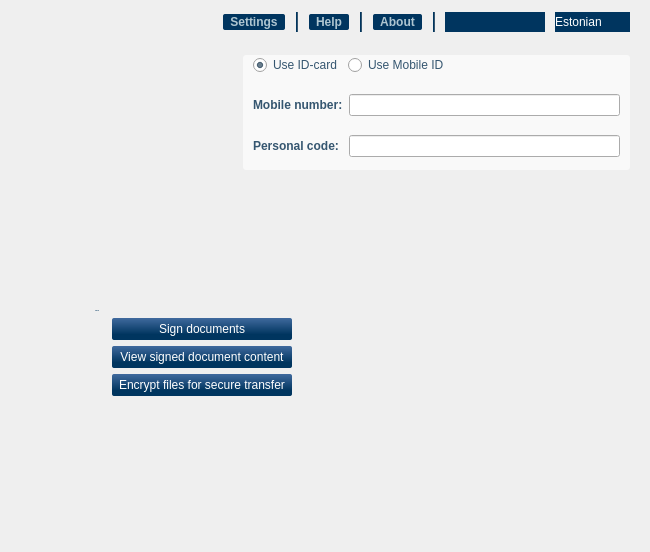
Above: client/ui/MainWindow.ui from open-eid/qdigidoc before the change. Below: the same form after it.
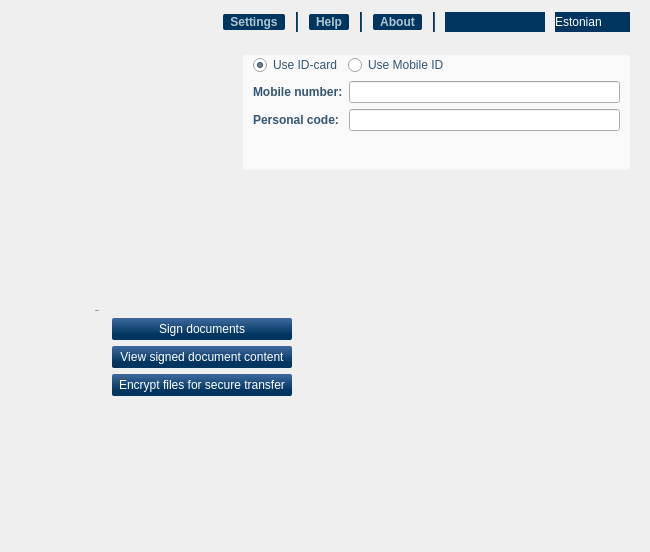
That is the form after the change. The open tabs and pages were chosen to show the change. Icons and pictures are not drawn. Custom widgets are drawn as their Qt base class.

Commit message:
update accessible info
Ticket: #8482

What changed in the file:
```diff
--- a/client/ui/MainWindow.ui
+++ b/client/ui/MainWindow.ui
@@ -406,7 +406,10 @@
               </property>
              </widget>
              <widget class="QWidget" name="infoMobile">
-              <layout class="QGridLayout" name="infoMobileLayout">
+              <layout class="QFormLayout" name="infoMobileLayout">
+               <property name="fieldGrowthPolicy">
+                <enum>QFormLayout::AllNonFixedFieldsGrow</enum>
+               </property>
                <property name="margin">
                 <number>0</number>
                </property>
@@ -430,22 +433,6 @@
                <item row="1" column="1">
                 <widget class="QLineEdit" name="infoMobileCode"/>
                </item>
-               <item row="2" column="0">
-                <spacer name="infoMobileSpacer">
-                 <property name="orientation">
-                  <enum>Qt::Vertical</enum>
-                 </property>
-                 <property name="sizeType">
-                  <enum>QSizePolicy::Preferred</enum>
-                 </property>
-                 <property name="sizeHint" stdset="0">
-                  <size>
-                   <width>0</width>
-                   <height>0</height>
-                  </size>
-                 </property>
-                </spacer>
-               </item>
               </layout>
              </widget>
             </widget>
```
Left out of the diff: 6 changed lines with no effect on the pictures.
